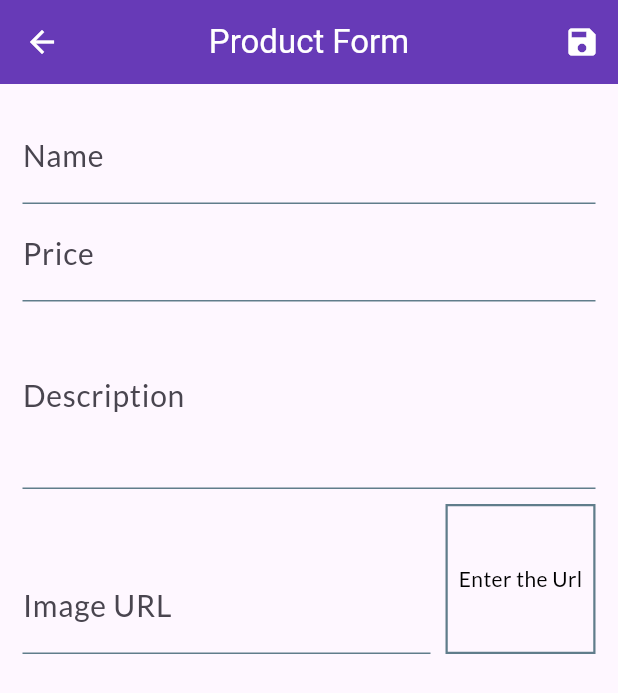
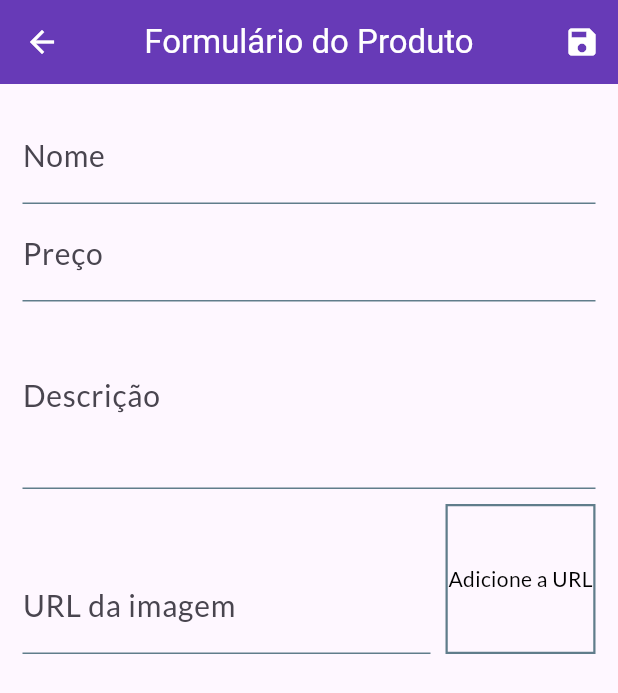
Before and after one commit to JhonnataC/projeto_shop, a Flutter app: the ProductsScreen screen opened by its route, after a tap on the "add" icon, on a phone screen of 412 x 824 dp. Shown: the top 693 px of the screen. Run offline on Flutter 3.47's test engine with Material 3 defaults, Android fonts, the light colour scheme and no system bars; our stand-ins replace shared_preferences; accounts and stored records are empty; network calls fail.

Commit message:
ajustes na  ui

```diff
--- a/lib/src/ui/screens/cart_screen.dart
+++ b/lib/src/ui/screens/cart_screen.dart
@@ -14,7 +14,7 @@ class CartScreen extends StatelessWidget {
 
     return Scaffold(
       appBar: AppBar(
-        title: const Text('Shopping Cart'),
+        title: const Text('Carrinho'),
       ),
       body: Column(
         children: [
@@ -95,7 +95,7 @@ class _BuyButtonState extends State<BuyButton> {
                     setState(() => isLoading = false);
                   },
             child: const Text(
-              'BUY',
+              'COMPRAR',
               style: TextStyle(
                 fontFamily: 'Lato',
                 fontWeight: FontWeight.bold,
--- a/lib/src/ui/screens/orders_screen.dart
+++ b/lib/src/ui/screens/orders_screen.dart
@@ -15,7 +15,7 @@ class OrdersScreen extends StatelessWidget {
   Widget build(BuildContext context) {
     return Scaffold(
       appBar: AppBar(
-        title: const Text('My Orders'),
+        title: const Text('Seus pedidos'),
       ),
       drawer: const MyDrawer(),
       body: RefreshIndicator(
@@ -29,7 +29,7 @@ class OrdersScreen extends StatelessWidget {
               );
             } else if (snapshot.error != null) {
               return const Center(
-                child: Text('Error loading orders'),
+                child: Text('Erro ao carregar pedidos'),
               );
             } else {
               return Consumer<OrderList>(
--- a/lib/src/ui/screens/product_form_screen.dart
+++ b/lib/src/ui/screens/product_form_screen.dart
@@ -110,7 +110,7 @@ class _ProductFormScreenState extends State<ProductFormScreen> {
   Widget build(BuildContext context) {
     return Scaffold(
       appBar: AppBar(
-        title: const Text('Product Form'),
+        title: const Text('Formulário do Produto'),
         actions: [
           IconButton(
             onPressed: submitForm,
@@ -124,7 +124,7 @@ class _ProductFormScreenState extends State<ProductFormScreen> {
                 mainAxisAlignment: MainAxisAlignment.center,
                 children: [
                   CircularProgressIndicator(),
-                  Text('Loading...'),
+                  Text('Carregando...'),
                 ],
               ),
             )
@@ -137,7 +137,7 @@ class _ProductFormScreenState extends State<ProductFormScreen> {
                     TextFormField(
                       initialValue: formData['name']?.toString(),
                       decoration: const InputDecoration(
-                        labelText: 'Name',
+                        labelText: 'Nome',
                         border: UnderlineInputBorder(
                           borderSide: BorderSide(),
                         ),
@@ -153,7 +153,7 @@ class _ProductFormScreenState extends State<ProductFormScreen> {
                         final name = _name ?? '';
 
                         if (name.trim().isEmpty) {
-                          return 'the name is invalid';
+                          return 'Este nome é inválido';
                         }
 
                         return null;
@@ -163,7 +163,7 @@ class _ProductFormScreenState extends State<ProductFormScreen> {
                     TextFormField(
                       initialValue: formData['price']?.toString(),
                       decoration: const InputDecoration(
-                        labelText: 'Price',
+                        labelText: 'Preço',
                         border: UnderlineInputBorder(
                           borderSide: BorderSide(),
                         ),
@@ -183,7 +183,7 @@ class _ProductFormScreenState extends State<ProductFormScreen> {
                         final price = double.tryParse(priceString) ?? -1;
 
                         if (price <= 0) {
-                          return 'price is invalid';
+                          return 'Preço inválido';
                         }
 
                         return null;
@@ -194,7 +194,7 @@ class _ProductFormScreenState extends State<ProductFormScreen> {
                     TextFormField(
                       initialValue: formData['description']?.toString(),
                       decoration: const InputDecoration(
-                        labelText: 'Description',
+                        labelText: 'Descrição',
                         enabledBorder: UnderlineInputBorder(
                           borderSide: BorderSide(color: Colors.blueGrey),
                         ),
@@ -206,11 +206,11 @@ class _ProductFormScreenState extends State<ProductFormScreen> {
                         final description = _description ?? '';
 
                         if (description.trim().isEmpty) {
-                          return 'description is invalid';
+                          return 'Descrição inválida';
                         }
 
                         if (description.trim().length < 10) {
-                          return 'the description should be longer';
+                          return 'A descrição deveria ser mais longa';
                         }
 
                         return null;
@@ -224,7 +224,7 @@ class _ProductFormScreenState extends State<ProductFormScreen> {
                         Expanded(
                           child: TextFormField(
                             decoration: const InputDecoration(
-                              labelText: 'Image URL',
+                              labelText: 'URL da imagem',
                               enabledBorder: UnderlineInputBorder(
                                 borderSide: BorderSide(color: Colors.blueGrey),
                               ),
@@ -237,7 +237,7 @@ class _ProductFormScreenState extends State<ProductFormScreen> {
                               final imageUrl = _imageUrl ?? '';
 
                               if (!isValidImageUrl(imageUrl)) {
-                                return 'url is invalid';
+                                return 'url inválida';
                               }
 
                               return null;
@@ -259,7 +259,7 @@ class _ProductFormScreenState extends State<ProductFormScreen> {
                           ),
                           alignment: Alignment.center,
                           child: imageUrlController.text.isEmpty
-                              ? const Text('Enter the Url',
+                              ? const Text('Adicione a URL',
                                   style: TextStyle(fontSize: 14))
                               : Image.network(imageUrlController.text),
                         ),
--- a/lib/src/ui/screens/products_screen.dart
+++ b/lib/src/ui/screens/products_screen.dart
@@ -18,7 +18,7 @@ class ProductsScreen extends StatelessWidget {
 
     return Scaffold(
       appBar: AppBar(
-        title: const Text('Manage Products'),
+        title: const Text('Gerenciar Produtos'),
         actions: [
           IconButton(
             onPressed: () =>
--- a/lib/src/ui/widgets/my_drawer.dart
+++ b/lib/src/ui/widgets/my_drawer.dart
@@ -25,13 +25,13 @@ class MyDrawer extends StatelessWidget {
       child: Column(
         children: [
           AppBar(
-            title: const Text('Welcome!'),
+            title: const Text('Bem vindo!'),
             automaticallyImplyLeading: false,
           ),
           const Divider(),
           _itemDrawer(
             Icons.home,
-            'Store',
+            'Loja',
             () => Navigator.of(context).pushReplacementNamed(
               AppRoutes.AUTH_OR_HOME_SCREEN,
             ),
@@ -39,7 +39,7 @@ class MyDrawer extends StatelessWidget {
           const Divider(),
           _itemDrawer(
             Icons.credit_card,
-            'Orders',
+            'Perdidos',
             () => Navigator.of(context).pushReplacementNamed(
               AppRoutes.ORDERS_SCREEN,
             ),
@@ -51,7 +51,7 @@ class MyDrawer extends StatelessWidget {
           const Divider(),
           _itemDrawer(
             Icons.edit,
-            'Manage Products',
+            'Gerenciar Produtos',
             () => Navigator.of(context).pushReplacementNamed(
               AppRoutes.PRODUCTS_SCREEN,
             ),
@@ -59,7 +59,7 @@ class MyDrawer extends StatelessWidget {
           const Divider(),
           _itemDrawer(
             Icons.exit_to_app,
-            'Exit',
+            'Sair',
             () {
               Provider.of<Auth>(context, listen: false).logout();
               Navigator.of(context).pushReplacementNamed(
```
